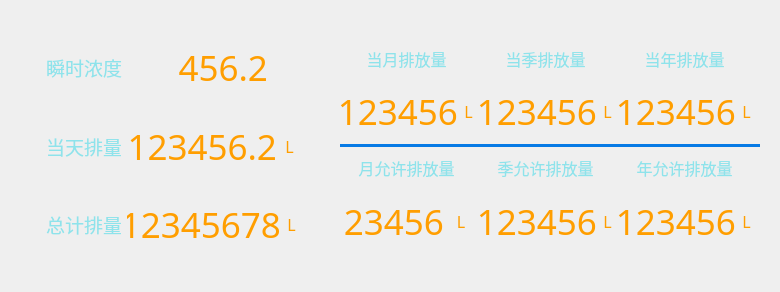
The window that interface/src/ui/phrtdwidget.ui (msq123sjl/zlkzq) describes before a commit, drawn with Qt 5.
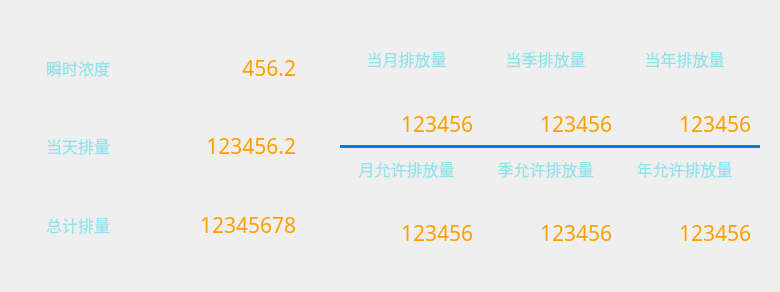
The same window after the commit.

```diff
--- a/interface/src/ui/phrtdwidget.ui
+++ b/interface/src/ui/phrtdwidget.ui
@@ -65,9 +65,9 @@
             <widget class="QLabel" name="lab_light_main">
              <property name="font">
               <font>
-               <family>微软雅黑</family>
-               <pointsize>14</pointsize>
-               <weight>50</weight>
+               <family>楷体</family>
+               <pointsize>12</pointsize>
+               <weight>9</weight>
                <italic>false</italic>
                <bold>false</bold>
               </font>
@@ -85,16 +85,10 @@
             <layout class="QHBoxLayout" name="horizontalLayout_12">
              <item>
               <widget class="QLabel" name="label_rtd">
-               <property name="minimumSize">
-                <size>
-                 <width>139</width>
-                 <height>0</height>
-                </size>
-               </property>
                <property name="font">
                 <font>
                  <family>楷体</family>
-                 <pointsize>26</pointsize>
+                 <pointsize>16</pointsize>
                 </font>
                </property>
                <property name="layoutDirection">
@@ -114,31 +108,6 @@
                </property>
               </widget>
              </item>
-             <item>
-              <widget class="QLabel" name="label_unit_1">
-               <property name="minimumSize">
-                <size>
-                 <width>22</width>
-                 <height>0</height>
-                </size>
-               </property>
-               <property name="font">
-                <font>
-                 <family>楷体</family>
-                 <pointsize>12</pointsize>
-                </font>
-               </property>
-               <property name="styleSheet">
-                <string notr="true">color: rgb(255, 158, 0);</string>
-               </property>
-               <property name="text">
-                <string/>
-               </property>
-               <property name="alignment">
-                <set>Qt::AlignCenter</set>
-               </property>
-              </widget>
-             </item>
             </layout>
            </item>
           </layout>
@@ -163,15 +132,15 @@
              </property>
              <property name="maximumSize">
               <size>
-               <width>75</width>
+               <width>16777215</width>
                <height>16777215</height>
               </size>
              </property>
              <property name="font">
               <font>
-               <family>微软雅黑</family>
-               <pointsize>14</pointsize>
-               <weight>50</weight>
+               <family>楷体</family>
+               <pointsize>12</pointsize>
+               <weight>9</weight>
                <italic>false</italic>
                <bold>false</bold>
               </font>
@@ -192,7 +161,7 @@
                <property name="font">
                 <font>
                  <family>楷体</family>
-                 <pointsize>26</pointsize>
+                 <pointsize>16</pointsize>
                 </font>
                </property>
                <property name="styleSheet">
@@ -206,25 +175,6 @@
                </property>
               </widget>
              </item>
-             <item>
-              <widget class="QLabel" name="label_unit_2">
-               <property name="font">
-                <font>
-                 <family>楷体</family>
-                 <pointsize>12</pointsize>
-                </font>
-               </property>
-               <property name="styleSheet">
-                <string notr="true">color: rgb(255, 158, 0);</string>
-               </property>
-               <property name="text">
-                <string>L</string>
-               </property>
-               <property name="alignment">
-                <set>Qt::AlignCenter</set>
-               </property>
-              </widget>
-             </item>
             </layout>
            </item>
           </layout>
@@ -249,15 +199,15 @@
              </property>
              <property name="maximumSize">
               <size>
-               <width>75</width>
+               <width>16777215</width>
                <height>16777215</height>
               </size>
              </property>
              <property name="font">
               <font>
-               <family>微软雅黑</family>
-               <pointsize>14</pointsize>
-               <weight>50</weight>
+               <family>楷体</family>
+               <pointsize>12</pointsize>
+               <weight>9</weight>
                <italic>false</italic>
                <bold>false</bold>
               </font>
@@ -278,7 +228,7 @@
                <property name="font">
                 <font>
                  <family>楷体</family>
-                 <pointsize>26</pointsize>
+                 <pointsize>16</pointsize>
                 </font>
                </property>
                <property name="styleSheet">
@@ -292,25 +242,6 @@
                </property>
               </widget>
              </item>
-             <item>
-              <widget class="QLabel" name="label_unit_3">
-               <property name="font">
-                <font>
-                 <family>楷体</family>
-                 <pointsize>12</pointsize>
-                </font>
-               </property>
-               <property name="styleSheet">
-                <string notr="true">color: rgb(255, 158, 0);</string>
-               </property>
-               <property name="text">
-                <string>L</string>
-               </property>
-               <property name="alignment">
-                <set>Qt::AlignCenter</set>
-               </property>
-              </widget>
-             </item>
             </layout>
            </item>
           </layout>
@@ -446,14 +377,14 @@
                  </property>
                  <property name="maximumSize">
                   <size>
-                   <width>104</width>
+                   <width>16777215</width>
                    <height>16777215</height>
                   </size>
                  </property>
                  <property name="font">
                   <font>
                    <family>楷体</family>
-                   <pointsize>26</pointsize>
+                   <pointsize>16</pointsize>
                   </font>
                  </property>
                  <property name="styleSheet">
@@ -467,37 +398,6 @@
                  </property>
                 </widget>
                </item>
-               <item>
-                <widget class="QLabel" name="label_unit_7">
-                 <property name="minimumSize">
-                  <size>
-                   <width>0</width>
-                   <height>53</height>
-                  </size>
-                 </property>
-                 <property name="maximumSize">
-                  <size>
-                   <width>22</width>
-                   <height>53</height>
-                  </size>
-                 </property>
-                 <property name="font">
-                  <font>
-                   <family>楷体</family>
-                   <pointsize>12</pointsize>
-                  </font>
-                 </property>
-                 <property name="styleSheet">
-                  <string notr="true">color: rgb(255, 158, 0);</string>
-                 </property>
-                 <property name="text">
-                  <string>L</string>
-                 </property>
-                 <property name="alignment">
-                  <set>Qt::AlignCenter</set>
-                 </property>
-                </widget>
-               </item>
               </layout>
              </item>
             </layout>
@@ -559,7 +459,7 @@
                  <property name="font">
                   <font>
                    <family>楷体</family>
-                   <pointsize>26</pointsize>
+                   <pointsize>16</pointsize>
                   </font>
                  </property>
                  <property name="styleSheet">
@@ -573,37 +473,6 @@
                  </property>
                 </widget>
                </item>
-               <item>
-                <widget class="QLabel" name="label_unit_8">
-                 <property name="minimumSize">
-                  <size>
-                   <width>0</width>
-                   <height>53</height>
-                  </size>
-                 </property>
-                 <property name="maximumSize">
-                  <size>
-                   <width>22</width>
-                   <height>53</height>
-                  </size>
-                 </property>
-                 <property name="font">
-                  <font>
-                   <family>楷体</family>
-                   <pointsize>12</pointsize>
-                  </font>
-                 </property>
-                 <property name="styleSheet">
-                  <string notr="true">color: rgb(255, 158, 0);</string>
-                 </property>
-                 <property name="text">
-                  <string>L</string>
-                 </property>
-                 <property name="alignment">
-                  <set>Qt::AlignCenter</set>
-                 </property>
-                </widget>
-               </item>
               </layout>
              </item>
             </layout>
@@ -669,7 +538,7 @@
                  <property name="font">
                   <font>
                    <family>楷体</family>
-                   <pointsize>26</pointsize>
+                   <pointsize>16</pointsize>
                   </font>
                  </property>
                  <property name="styleSheet">
@@ -683,37 +552,6 @@
                  </property>
                 </widget>
                </item>
-               <item>
-                <widget class="QLabel" name="label_unit_9">
-                 <property name="minimumSize">
-                  <size>
-                   <width>0</width>
-                   <height>53</height>
-                  </size>
-                 </property>
-                 <property name="maximumSize">
-                  <size>
-                   <width>22</width>
-                   <height>53</height>
-                  </size>
-                 </property>
-                 <property name="font">
-                  <font>
-                   <family>楷体</family>
-                   <pointsize>12</pointsize>
-                  </font>
-                 </property>
-                 <property name="styleSheet">
-                  <string notr="true">color: rgb(255, 158, 0);</string>
-                 </property>
-                 <property name="text">
-                  <string>L</string>
-                 </property>
-                 <property name="alignment">
-                  <set>Qt::AlignCenter</set>
-                 </property>
-                </widget>
-               </item>
               </layout>
              </item>
             </layout>
@@ -779,7 +617,7 @@
                  <property name="font">
                   <font>
                    <family>楷体</family>
-                   <pointsize>26</pointsize>
+                   <pointsize>16</pointsize>
                   </font>
                  </property>
                  <property name="styleSheet">
@@ -793,37 +631,6 @@
                  </property>
                 </widget>
                </item>
-               <item>
-                <widget class="QLabel" name="label_unit_5">
-                 <property name="minimumSize">
-                  <size>
-                   <width>0</width>
-                   <height>53</height>
-                  </size>
-                 </property>
-                 <property name="maximumSize">
-                  <size>
-                   <width>22</width>
-                   <height>53</height>
-                  </size>
-                 </property>
-                 <property name="font">
-                  <font>
-                   <family>楷体</family>
-                   <pointsize>12</pointsize>
-                  </font>
-                 </property>
-                 <property name="styleSheet">
-                  <string notr="true">color: rgb(255, 158, 0);</string>
-                 </property>
-                 <property name="text">
-                  <string>L</string>
-                 </property>
-                 <property name="alignment">
-                  <set>Qt::AlignCenter</set>
-                 </property>
-                </widget>
-               </item>
               </layout>
              </item>
             </layout>
@@ -889,7 +696,7 @@
                  <property name="font">
                   <font>
                    <family>楷体</family>
-                   <pointsize>26</pointsize>
+                   <pointsize>16</pointsize>
                   </font>
                  </property>
                  <property name="styleSheet">
@@ -903,37 +710,6 @@
                  </property>
                 </widget>
                </item>
-               <item>
-                <widget class="QLabel" name="label_unit_4">
-                 <property name="minimumSize">
-                  <size>
-                   <width>0</width>
-                   <height>53</height>
-                  </size>
-                 </property>
-                 <property name="maximumSize">
-                  <size>
-                   <width>22</width>
-                   <height>53</height>
-                  </size>
-                 </property>
-                 <property name="font">
-                  <font>
-                   <family>楷体</family>
-                   <pointsize>12</pointsize>
-                  </font>
-                 </property>
-                 <property name="styleSheet">
-                  <string notr="true">color: rgb(255, 158, 0);</string>
-                 </property>
-                 <property name="text">
-                  <string>L</string>
-                 </property>
-                 <property name="alignment">
-                  <set>Qt::AlignCenter</set>
-                 </property>
-                </widget>
-               </item>
               </layout>
              </item>
             </layout>
@@ -996,22 +772,10 @@
               <layout class="QHBoxLayout" name="horizontalLayout_5">
                <item>
                 <widget class="QLabel" name="label_cur_yea">
-                 <property name="minimumSize">
-                  <size>
-                   <width>0</width>
-                   <height>53</height>
-                  </size>
-                 </property>
-                 <property name="maximumSize">
-                  <size>
-                   <width>16777215</width>
-                   <height>53</height>
-                  </size>
-                 </property>
                  <property name="font">
                   <font>
                    <family>楷体</family>
-                   <pointsize>26</pointsize>
+                   <pointsize>16</pointsize>
                   </font>
                  </property>
                  <property name="styleSheet">
@@ -1025,37 +789,6 @@
                  </property>
                 </widget>
                </item>
-               <item>
-                <widget class="QLabel" name="label_unit_6">
-                 <property name="minimumSize">
-                  <size>
-                   <width>0</width>
-                   <height>53</height>
-                  </size>
-                 </property>
-                 <property name="maximumSize">
-                  <size>
-                   <width>22</width>
-                   <height>53</height>
-                  </size>
-                 </property>
-                 <property name="font">
-                  <font>
-                   <family>楷体</family>
-                   <pointsize>12</pointsize>
-                  </font>
-                 </property>
-                 <property name="styleSheet">
-                  <string notr="true">color: rgb(255, 158, 0);</string>
-                 </property>
-                 <property name="text">
-                  <string>L</string>
-                 </property>
-                 <property name="alignment">
-                  <set>Qt::AlignCenter</set>
-                 </property>
-                </widget>
-               </item>
               </layout>
              </item>
             </layout>
```
Left out of the diff: 6 changed lines with no effect on the pictures.
